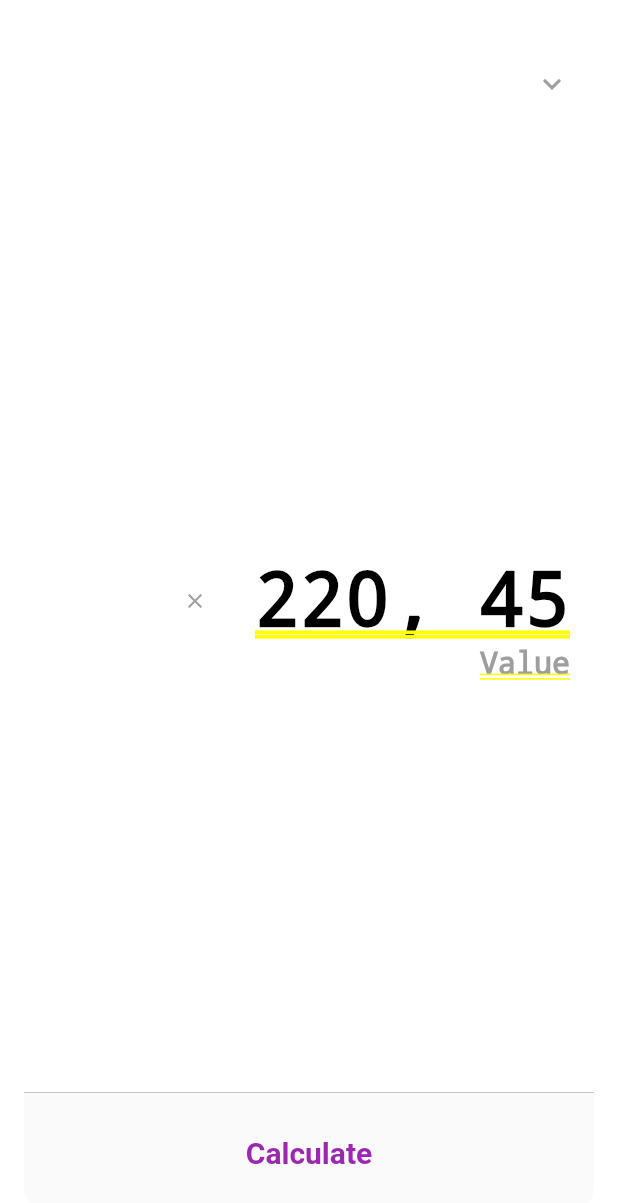
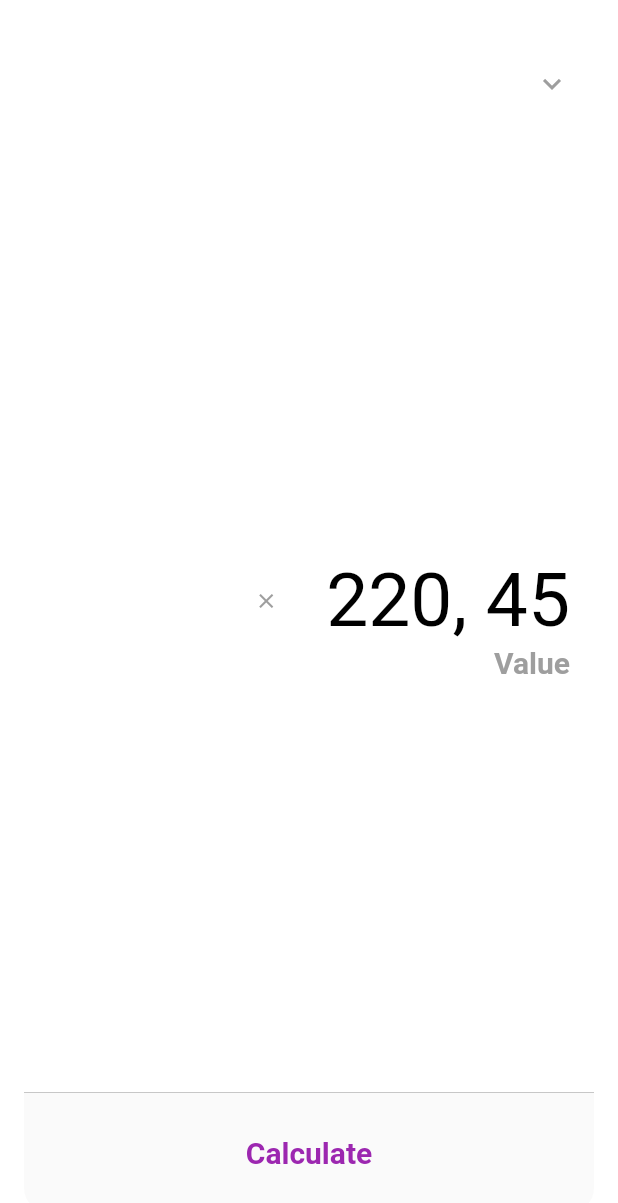
Before and after one commit to davidcrotty/flutter, a Flutter app: the screen it shows after launch, after a tap on "Value", on a phone screen of 412 x 824 dp. Shown: the top 1203 px of the screen. Run offline on Flutter 3.47's test engine with Material 2 defaults, Android fonts, the phone set to English and light mode, and no system bars.

Commit message:
basic hero

```diff
--- a/splitcalculator/split_calculator/lib/CalculatorForm.dart
+++ b/splitcalculator/split_calculator/lib/CalculatorForm.dart
@@ -5,6 +5,8 @@ class CalculatorForm extends StatelessWidget {
   Widget build(BuildContext context) {
     return Hero(
       tag: "calculatorform",
+      child: Material(
+        type: MaterialType.transparency,
         child: Container(
           child: Padding(
             padding: const EdgeInsets.all(16.0),
@@ -116,6 +118,7 @@ class CalculatorForm extends StatelessWidget {
             ),
           ),
         ),
+      ),
     );
   }
 }
--- a/splitcalculator/split_calculator/lib/main.dart
+++ b/splitcalculator/split_calculator/lib/main.dart
@@ -36,6 +36,8 @@ class CalculatorArea extends StatelessWidget {
   Widget build(BuildContext context) {
     return Hero(
       tag: "calculatorform",
+      child: Material(
+        type: MaterialType.transparency,
         child: Padding(
           padding: const EdgeInsets.all(16.0),
           child: LayoutBuilder(
@@ -296,6 +298,7 @@ class CalculatorArea extends StatelessWidget {
             );
           }),
         ),
+      ),
     );
   }
 }
```
Lines whose indentation alone changed are shown as unchanged.
